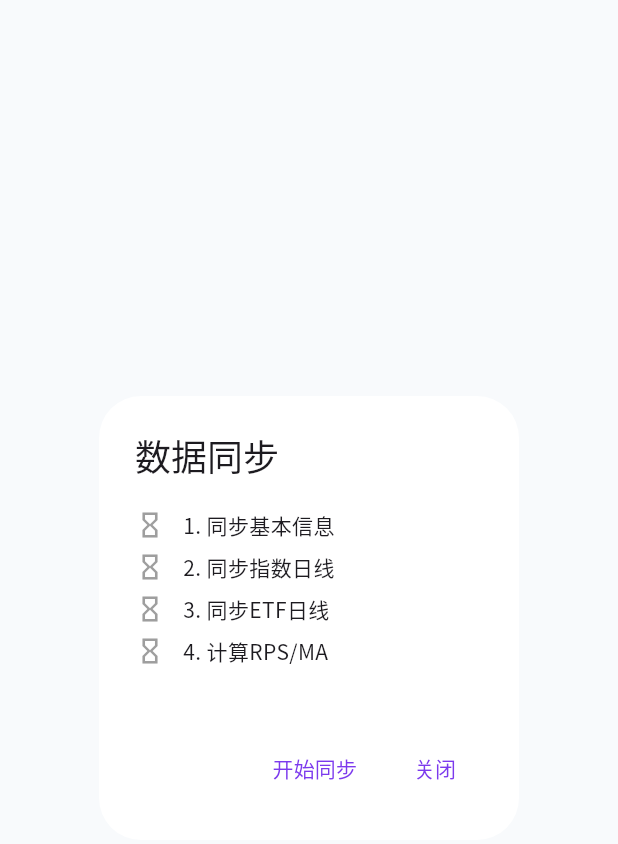
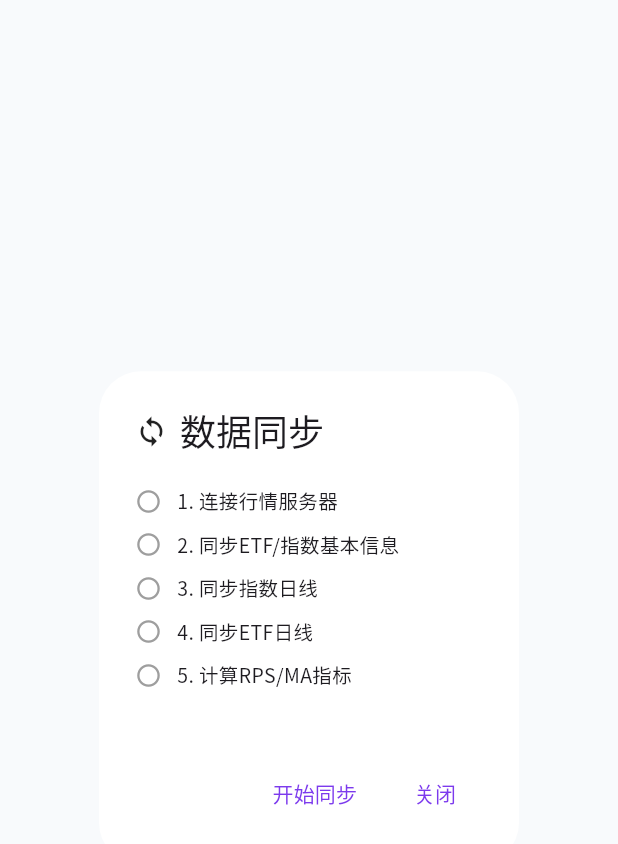
Before and after one commit to sycz925/YuQuant, a Flutter app: the SyncDialog widget shown alone on an empty page, opened directly, on a phone screen of 412 x 824 dp. Shown: the top 844 px of the screen. Run offline on Flutter 3.47's test engine with Material 3 defaults, Android fonts, the light colour scheme and no system bars; our stand-ins replace flutter_staggered_animations, google_fonts, shared_preferences, shimmer, sqflite; missing offline and left inert: k_chart; accounts and stored records are empty.

Commit message:
fix(mobile): improve sync error feedback
- Increase connect timeout to 10s
- Show actual server error in dialog (red box)
- Step-by-step progress with status text
- Show success/failure state in dialog

```diff
--- a/app/mobile/lib/providers/sync_provider.dart
+++ b/app/mobile/lib/providers/sync_provider.dart
@@ -31,9 +31,12 @@ class SyncProvider extends ChangeNotifier {
     if (_running) return;
     _running = true;
     _error = null;
+    _status = '连接服务器中...';
     notifyListeners();
 
     try {
+      _status = '正在连接行情服务器...';
+      notifyListeners();
       await _sync.sync((step, current, total, status) {
         _currentStep = step;
         _current = current;
@@ -42,7 +45,7 @@ class SyncProvider extends ChangeNotifier {
         notifyListeners();
       });
     } catch (e) {
-      _error = e.toString();
+      _error = e.toString().replaceAll('Exception: ', '');
       _status = '失败';
     } finally {
       _running = false;
--- a/app/mobile/lib/screens/sync_dialog.dart
+++ b/app/mobile/lib/screens/sync_dialog.dart
@@ -12,43 +12,89 @@ class SyncDialog extends StatelessWidget {
     final provider = context.watch<SyncProvider>();
     final isDark = Theme.of(context).brightness == Brightness.dark;
 
-    if (provider.error != null) {
-      WidgetsBinding.instance.addPostFrameCallback((_) {
-        ScaffoldMessenger.of(context).showSnackBar(
-          SnackBar(content: Text('同步失败: ${provider.error}'), backgroundColor: Colors.red),
-        );
-        provider.clearError();
-      });
-    }
-
-    if (!provider.running && provider.currentStep == null && provider.status == '完成') {
-      WidgetsBinding.instance.addPostFrameCallback((_) {
-        ScaffoldMessenger.of(context).showSnackBar(
-          const SnackBar(content: Text('同步完成!'), backgroundColor: Colors.green),
-        );
-        provider.clearError();
-      });
-    }
-
     return AlertDialog(
-      title: const Text('数据同步'),
+      title: Row(
+        children: [
+          const Icon(Icons.sync, size: 22),
+          const SizedBox(width: 8),
+          const Text('数据同步'),
+        ],
+      ),
       content: Column(
         mainAxisSize: MainAxisSize.min,
         children: [
-          _buildStep('1. 同步基本信息', SyncStep.basics, provider, isDark),
-          _buildStep('2. 同步指数日线', SyncStep.indexDaily, provider, isDark),
-          _buildStep('3. 同步ETF日线', SyncStep.etfDaily, provider, isDark),
-          _buildStep('4. 计算RPS/MA', SyncStep.calculate, provider, isDark),
+          _buildStep('1. 连接行情服务器', SyncStep.basics, provider, isDark),
+          _buildStep('2. 同步ETF/指数基本信息', SyncStep.basics, provider, isDark),
+          _buildStep('3. 同步指数日线', SyncStep.indexDaily, provider, isDark),
+          _buildStep('4. 同步ETF日线', SyncStep.etfDaily, provider, isDark),
+          _buildStep('5. 计算RPS/MA指标', SyncStep.calculate, provider, isDark),
           const SizedBox(height: 16),
-          if (provider.currentStep != null && provider.running)
-            Text(
-              '${provider.currentName} ${provider.status}',
-              style: TextStyle(fontSize: 12, color: isDark ? AppColors.darkTextSecondary : AppColors.lightTextSecondary),
+          if (provider.running && provider.status.isNotEmpty)
+            Container(
+              padding: const EdgeInsets.all(12),
+              decoration: BoxDecoration(
+                color: isDark ? Colors.white.withOpacity(0.05) : Colors.grey.withOpacity(0.1),
+                borderRadius: BorderRadius.circular(8),
+              ),
+              child: Row(
+                children: [
+                  const SizedBox(
+                    width: 16,
+                    height: 16,
+                    child: CircularProgressIndicator(strokeWidth: 2),
+                  ),
+                  const SizedBox(width: 12),
+                  Expanded(
+                    child: Text(
+                      provider.status,
+                      style: TextStyle(
+                        fontSize: 13,
+                        color: isDark ? AppColors.darkTextSecondary : AppColors.lightTextSecondary,
+                      ),
+                    ),
+                  ),
+                ],
+              ),
             ),
-          if (provider.status == '完成' && !provider.running)
-            const Text('✅ 同步完成', style: TextStyle(color: Colors.green, fontSize: 14)),
-          if (provider.status == '失败')
-            const Text('❌ 同步失败', style: TextStyle(color: Colors.red, fontSize: 14)),
+          if (provider.error != null)
+            Container(
+              margin: const EdgeInsets.only(top: 12),
+              padding: const EdgeInsets.all(12),
+              decoration: BoxDecoration(
+                color: Colors.red.withOpacity(0.1),
+                borderRadius: BorderRadius.circular(8),
+                border: Border.all(color: Colors.red.withOpacity(0.3)),
+              ),
+              child: Row(
+                crossAxisAlignment: CrossAxisAlignment.start,
+                children: [
+                  const Icon(Icons.error_outline, color: Colors.red, size: 18),
+                  const SizedBox(width: 8),
+                  Expanded(
+                    child: Text(
+                      provider.error!,
+                      style: const TextStyle(fontSize: 12, color: Colors.red),
+                    ),
+                  ),
+                ],
+              ),
+            ),
+          if (!provider.running && provider.status == '完成')
+            Container(
+              margin: const EdgeInsets.only(top: 12),
+              padding: const EdgeInsets.all(12),
+              decoration: BoxDecoration(
+                color: Colors.green.withOpacity(0.1),
+                borderRadius: BorderRadius.circular(8),
+              ),
+              child: const Row(
+                children: [
+                  Icon(Icons.check_circle, color: Colors.green, size: 18),
+                  SizedBox(width: 8),
+                  Text('同步完成!', style: TextStyle(fontSize: 13, color: Colors.green)),
+                ],
+              ),
+            ),
         ],
       ),
       actions: [
@@ -74,32 +120,32 @@ class SyncDialog extends StatelessWidget {
 
     Widget icon;
     if (current == null) {
-      icon = const Icon(Icons.hourglass_empty, size: 20, color: Colors.grey);
+      icon = Icon(Icons.radio_button_unchecked, size: 18, color: Colors.grey);
     } else if (stepOrder.indexOf(step) < stepOrder.indexOf(current)) {
-      icon = Icon(Icons.check_circle, size: 20, color: AppColors.rise);
-    } else if (step == current) {
+      icon = const Icon(Icons.check_circle, size: 18, color: Colors.green);
+    } else if (step == current && provider.running) {
       icon = const SizedBox(
-        width: 20,
-        height: 20,
+        width: 18,
+        height: 18,
         child: CircularProgressIndicator(strokeWidth: 2),
       );
     } else {
-      icon = const Icon(Icons.hourglass_empty, size: 20, color: Colors.grey);
+      icon = Icon(Icons.radio_button_unchecked, size: 18, color: Colors.grey);
     }
 
     return Padding(
-      padding: const EdgeInsets.symmetric(vertical: 4),
+      padding: const EdgeInsets.symmetric(vertical: 5),
       child: Row(
         children: [
           icon,
-          const SizedBox(width: 12),
+          const SizedBox(width: 10),
           Expanded(
-            child: Text(title, style: const TextStyle(fontSize: 14)),
+            child: Text(title, style: const TextStyle(fontSize: 13)),
           ),
-          if (step == current && provider.total > 0)
+          if (step == current && provider.total > 0 && provider.running)
             Text(
               '${provider.current}/${provider.total}',
-              style: TextStyle(fontSize: 12, color: isDark ? AppColors.darkTextSecondary : AppColors.lightTextSecondary),
+              style: TextStyle(fontSize: 11, color: isDark ? AppColors.darkTextSecondary : AppColors.lightTextSecondary),
             ),
         ],
       ),
--- a/app/mobile/lib/services/pytdx/client.dart
+++ b/app/mobile/lib/services/pytdx/client.dart
@@ -13,20 +13,22 @@ class TdxClient {
   bool get isConnected => _connected;
 
   Future<void> connect() async {
+    String lastError = '';
     for (int i = 0; i < tdxServers.length; i++) {
       final idx = (_serverIndex + i) % tdxServers.length;
       final server = tdxServers[idx];
       try {
-        _socket = await Socket.connect(server.$1, server.$2, timeout: const Duration(seconds: 5));
+        _socket = await Socket.connect(server.$1, server.$2, timeout: const Duration(seconds: 10));
         _serverIndex = idx;
         await _handshake();
         _connected = true;
         return;
-      } catch (_) {
+      } catch (e) {
+        lastError = '${server.$1}:${server.$2} - $e';
         continue;
       }
     }
-    throw Exception('Failed to connect to any TDX server');
+    throw Exception('无法连接到任何行情服务器: $lastError');
   }
 
   Future<void> disconnect() async {
```
